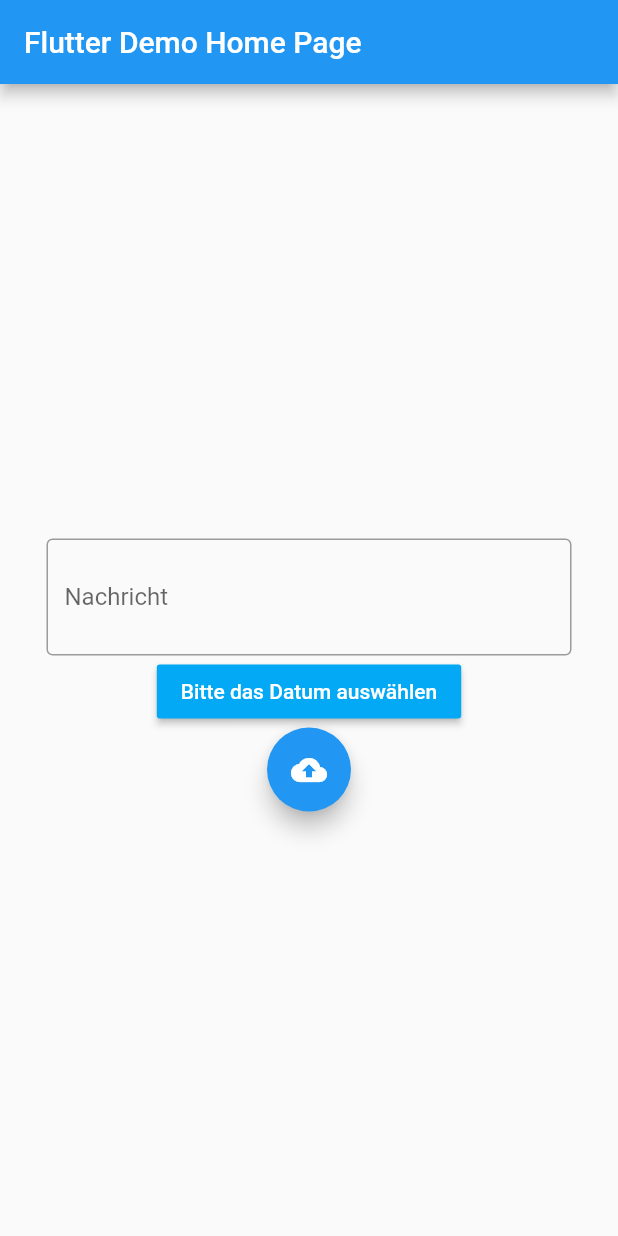
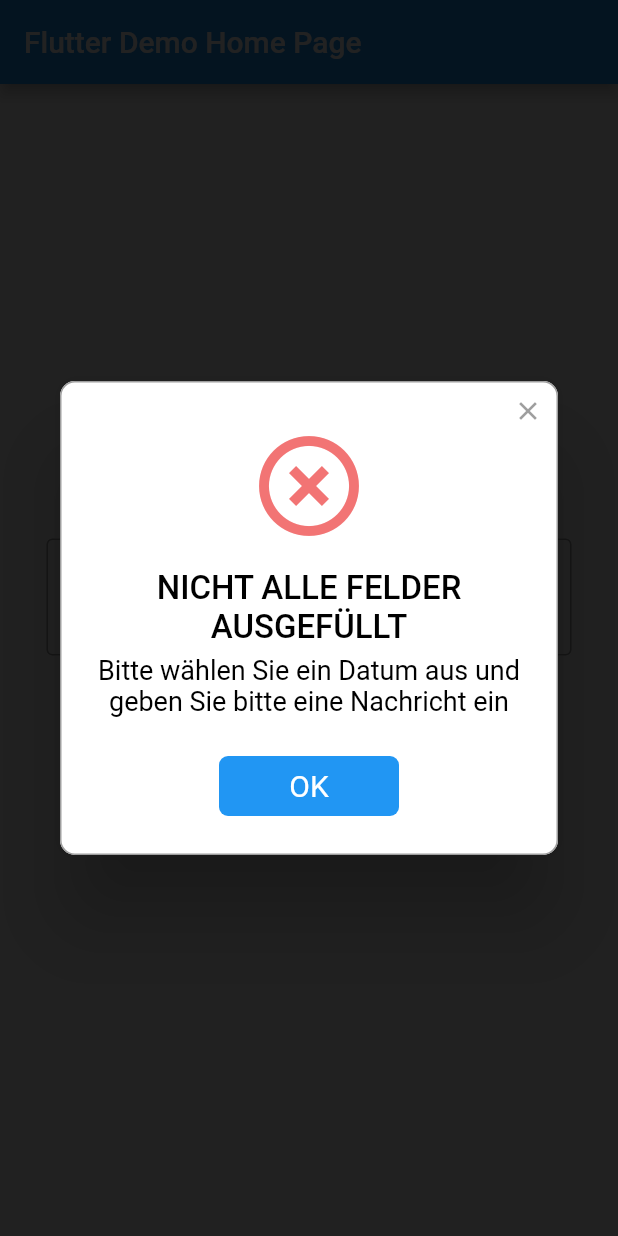
Before and after one commit to wdjpng/AgendaUploader, a Flutter app: the screen it shows after launch, after a tap on the "cloud upload" icon, on a phone screen of 412 x 824 dp. Run offline on Flutter 3.47's test engine with Material 2 defaults, Android fonts, the phone set to English and light mode, and no system bars; drawn by our look-alikes of rflutter_alert.

Commit message:
Added check for user data

```diff
--- a/lib/main.dart
+++ b/lib/main.dart
@@ -1,6 +1,7 @@
 import 'dart:async';
 
 import 'package:flutter/material.dart';
+import 'package:rflutter_alert/rflutter_alert.dart';
 
 void main() => runApp(MyApp());
 
@@ -26,7 +27,7 @@ class MyHomePage extends StatefulWidget {
 class _MyHomePageState extends State<MyHomePage> {
   DateTime selectedDate = DateTime.now();
   DateTime initialDateTime;
-  String message = "31415926535";
+
   @override
   void initState() {
     super.initState();
@@ -43,6 +44,7 @@ class _MyHomePageState extends State<MyHomePage> {
       setState(() {
         selectedDate = picked;
       });
+    print('Date selected: ' + selectedDate.toIso8601String());
   }
 
   String getButtonText(){
@@ -54,8 +56,41 @@ class _MyHomePageState extends State<MyHomePage> {
         + '. ' + selectedDate.year.toString() + ' ist ausgewählt';
   }
 
+  void showErrorMessage(BuildContext context, String title, String message){
+    Alert(
+      context: context,
+      type: AlertType.error,
+      title: title,
+      desc: message,
+      buttons: [
+        DialogButton(
+          child: Text(
+            "OK",
+            style: TextStyle(color: Colors.white, fontSize: 20),
+          ),
+          onPressed: () => Navigator.pop(context),
+          width: 120,
+        )
+      ],
+    ).show();
+  }
+  void onUploadButtonPressed(BuildContext context, TextEditingController textEditingController){
+    String message = textEditingController.text;
+
+    if(message == "" || selectedDate == initialDateTime){
+      if(message == "" && selectedDate != initialDateTime){
+        showErrorMessage(context, "NICHT ALLE FELDER AUSGEFÜLLT", "Bitte geben Sie eine Nachricht ein");
+      } else if(message != "" && selectedDate == initialDateTime){
+        showErrorMessage(context, "NICHT ALLE FELDER AUSGEFÜLLT", "Bitte wählen Sie ein Datum aus");
+      } else{
+        showErrorMessage(context, "NICHT ALLE FELDER AUSGEFÜLLT", "Bitte wählen Sie ein Datum aus und geben Sie bitte eine Nachricht ein");
+      }
+    }
+  }
+
   @override
   Widget build(BuildContext context) {
+    TextEditingController messageText = new TextEditingController();
     return Scaffold(
       appBar: AppBar(
         title: Text(widget.title),
@@ -68,6 +103,7 @@ class _MyHomePageState extends State<MyHomePage> {
             new Container(
               width: 350.0,
               child:TextField(
+                  controller: messageText,
                   keyboardType: TextInputType.multiline,
                   maxLines: 2,
                   decoration: InputDecoration(
@@ -83,8 +119,8 @@ class _MyHomePageState extends State<MyHomePage> {
               child: Text(getButtonText()),
             ),
             FloatingActionButton(
-              onPressed: () => {},
-              tooltip: 'Increment',
+              onPressed: () => onUploadButtonPressed(context, messageText),
+              tooltip: 'Bestätigen',
               child: Icon(Icons.cloud_upload),
             ),
           ],
--- a/pubspec.yaml
+++ b/pubspec.yaml
@@ -17,6 +17,7 @@ environment:
   sdk: ">=2.1.0 <3.0.0"
 
 dependencies:
+  rflutter_alert: ^1.0.2
   flutter:
     sdk: flutter
 
```
Also changed, not shown: pubspec.lock.
